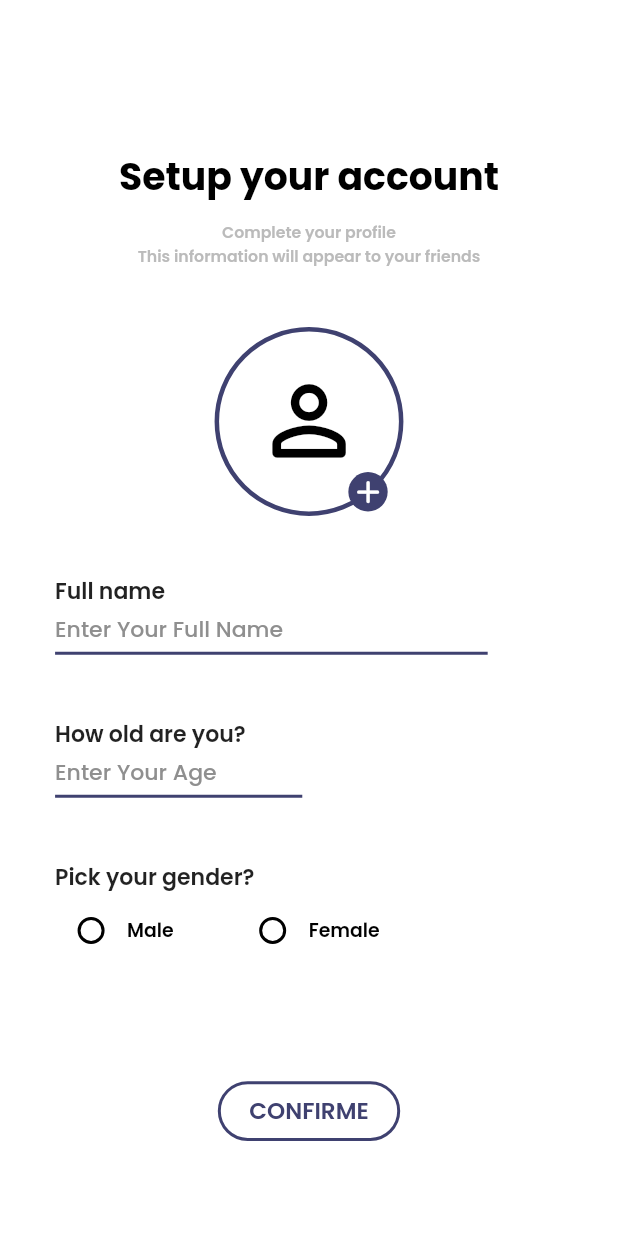
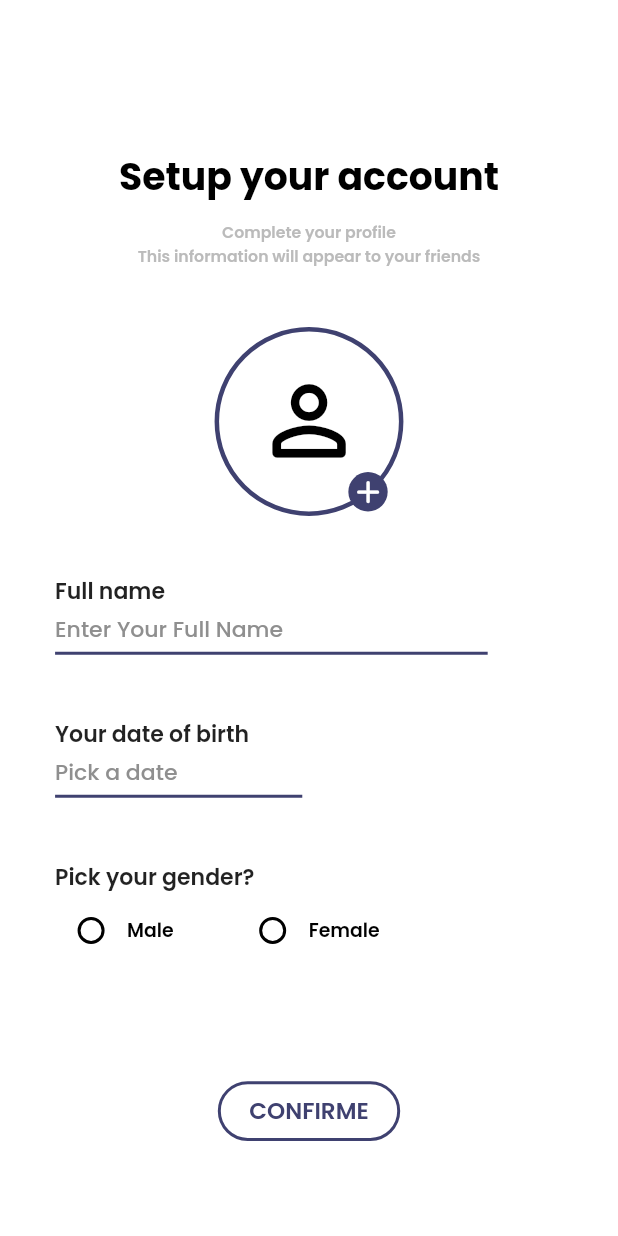
Before and after one commit to Salah-E-Messaoudi/padel, a Flutter app: the SetupAccount screen opened directly with empty values, on a phone screen of 412 x 824 dp. Run offline on Flutter 3.47's test engine with Material 2 defaults, Android fonts, the light colour scheme and no system bars; our stand-ins replace badges, cached_network_image, cloud_firestore, country_code_picker, firebase_auth, firebase_core and 17 more; missing offline and left inert: phone_number; accounts and stored records are empty; generated files the repository leaves out were written again; project files that could hold a hidden picture were left out.

Commit message:
create member, and update profile with birthDate

```diff
--- a/lib/src/localization/app_en.arb
+++ b/lib/src/localization/app_en.arb
@@ -61,8 +61,8 @@
   "setup_account_subtitle":"Complete your profile\nThis information will appear to your friends",
   "full_name":"Full name",
   "full_name_hint":"Enter Your Full Name",
-  "age":"How old are you?",
-  "age_hint":"Enter Your Age",
+  "age":"Your date of birth",
+  "age_hint":"Pick a date",
   "gender":"Pick your gender?",
   "male":"Male",
   "female":"Female",
--- a/lib/src/services_models/models/api_models/game.dart
+++ b/lib/src/services_models/models/api_models/game.dart
@@ -1,6 +1,3 @@
-import 'dart:convert';
-
-import 'package:flutter/material.dart';
 import 'package:padel/src/services_models/models.dart';
 
 class Game {
--- a/lib/src/services_models/models/firebase_models/user_data.dart
+++ b/lib/src/services_models/models/firebase_models/user_data.dart
@@ -12,7 +12,7 @@ class UserData {
     this.gender,
     this.photoUrl,
     this.token,
-    this.age,
+    this.birthDate,
     this.photo,
     this.odooId,
   });
@@ -24,9 +24,9 @@ class UserData {
   String? gender;
   String? photoUrl;
   final String? token;
-  int? age;
+  String? birthDate;
   ImageProvider<Object>? photo;
-  String? odooId;
+  int? odooId;
 
   factory UserData.fromUser(
     User user,
@@ -40,7 +40,7 @@ class UserData {
       phoneNumber: user.phoneNumber,
       gender: json['gender'],
       photoUrl: user.photoURL,
-      age: json['age'],
+      birthDate: json['birthDate'],
       token: json['token'],
       photo: photo,
       odooId: json['odooId'],
@@ -59,7 +59,7 @@ class UserData {
       phoneNumber: json['phoneNumber'],
       gender: json['gender'],
       photoUrl: photoUrl,
-      age: json['age'],
+      birthDate: json['birthDate'],
       token: json['token'],
       photo: photo,
       odooId: json['odooId'],
@@ -78,7 +78,7 @@ class UserData {
         phoneNumber: json['phoneNumber'],
         gender: json['gender'],
         photoUrl: json['photoURL'],
-        age: json['age'],
+        birthDate: json['birthDate'],
         token: json['token'],
         photo: photo,
       );
@@ -89,7 +89,7 @@ class UserData {
         'phoneNumber': phoneNumber,
         'gender': gender,
         'photoURL': photoUrl,
-        'age': age,
+        'birthDate': birthDate,
         'token': token,
       };
 
@@ -110,18 +110,23 @@ class UserData {
       };
 
   bool get isNotComplete =>
-      displayName == null || photoUrl == null || age == null || gender == null;
+      displayName == null ||
+      photoUrl == null ||
+      birthDate == null ||
+      gender == null;
 
   void completeRegiration(
     String displayName,
     String photoUrl,
     String gender,
-    int age,
+    String birthDate,
+    int odooId,
   ) {
     this.displayName = displayName;
     this.gender = gender;
     this.photoUrl = photoUrl;
-    this.age = age;
+    this.birthDate = birthDate;
+    this.odooId = odooId;
     photo = CachedNetworkImageProvider(photoUrl);
   }
 
@@ -129,7 +134,7 @@ class UserData {
     String displayName,
     String? photoUrl,
     String gender,
-    int age,
+    String birthDate,
   ) {
     this.displayName = displayName;
     this.gender = gender;
@@ -137,6 +142,6 @@ class UserData {
       this.photoUrl = photoUrl;
       photo = CachedNetworkImageProvider(photoUrl);
     }
-    this.age = age;
+    this.birthDate = birthDate;
   }
 }
--- a/lib/src/services_models/services/authentication_service.dart
+++ b/lib/src/services_models/services/authentication_service.dart
@@ -47,7 +47,7 @@ class AuthenticationService {
         }
         return userData;
       });
-    } on Exception catch (e) {
+    } catch (e) {
       return null;
     }
   }
--- a/lib/src/services_models/services/userinfo_service.dart
+++ b/lib/src/services_models/services/userinfo_service.dart
@@ -52,13 +52,13 @@ class UserInfoService {
     required UserData user,
     required String displayName,
     required String gender,
-    required int age,
+    required String birthDate,
     required File? image,
   }) async {
     Map<String, dynamic> data = {
       'displayName': displayName,
       'gender': gender,
-      'age': age,
+      'birthDate': birthDate,
     };
     String? photoURL;
     if (image != null) {
@@ -80,7 +80,7 @@ class UserInfoService {
       displayName,
       photoURL,
       gender,
-      age,
+      birthDate,
     );
   }
 
@@ -88,9 +88,15 @@ class UserInfoService {
     required UserData user,
     required String displayName,
     required String gender,
-    required int age,
+    required String birthDate,
     required File image,
   }) async {
+    int odooId = await ApiCalls.memberCreate(
+      displayName: displayName,
+      gender: gender,
+      phoneNumber: user.phoneNumber!,
+      birthDate: birthDate,
+    );
     String photoURL = await uploadImage(
       root: 'profileImages',
       imagePath: image.path,
@@ -99,8 +105,9 @@ class UserInfoService {
     Map<String, dynamic> data = {
       'displayName': displayName,
       'gender': gender,
-      'age': age,
+      'birthDate': birthDate,
       'photoURL': photoURL,
+      'odooId': odooId,
     };
     await AuthenticationService.updateDisplayName(displayName);
     await AuthenticationService.updatePhotoUrl(photoURL);
@@ -109,7 +116,8 @@ class UserInfoService {
       displayName,
       photoURL,
       gender,
-      age,
+      birthDate,
+      odooId,
     );
   }
 
```
Also changed, not shown: lib/src/services_models/services/api_calls.dart (+47 -0 lines), lib/src/widgets/authentication/setup_account.dart (+58 -5 lines), lib/src/widgets/screens/profile.dart (+59 -17 lines).
